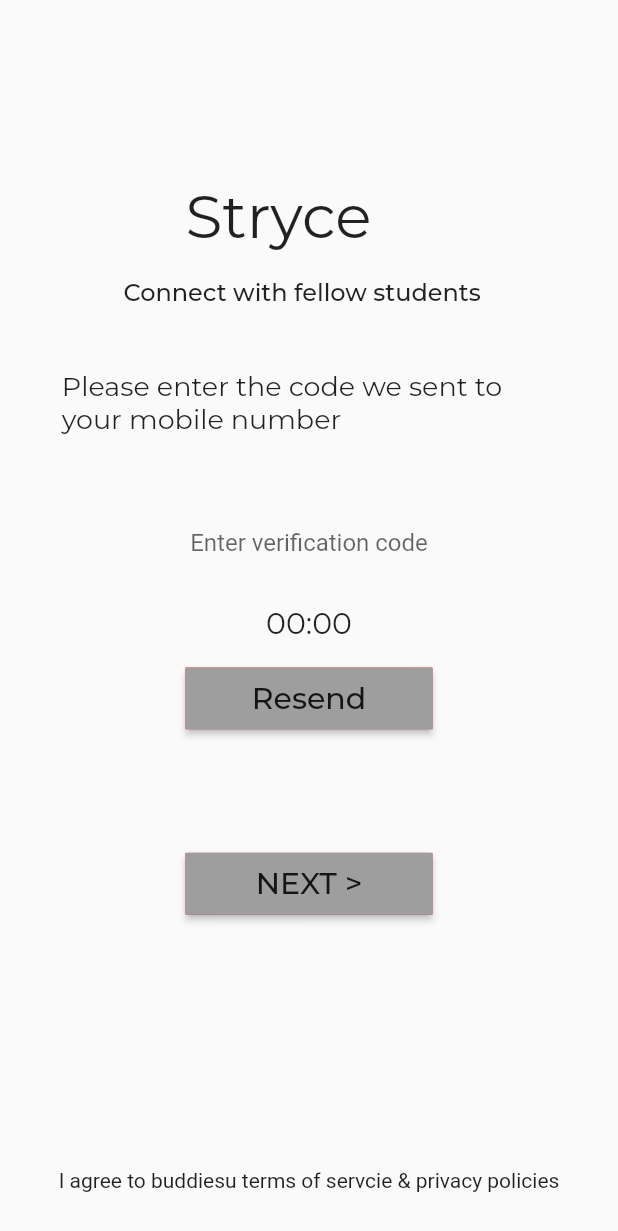
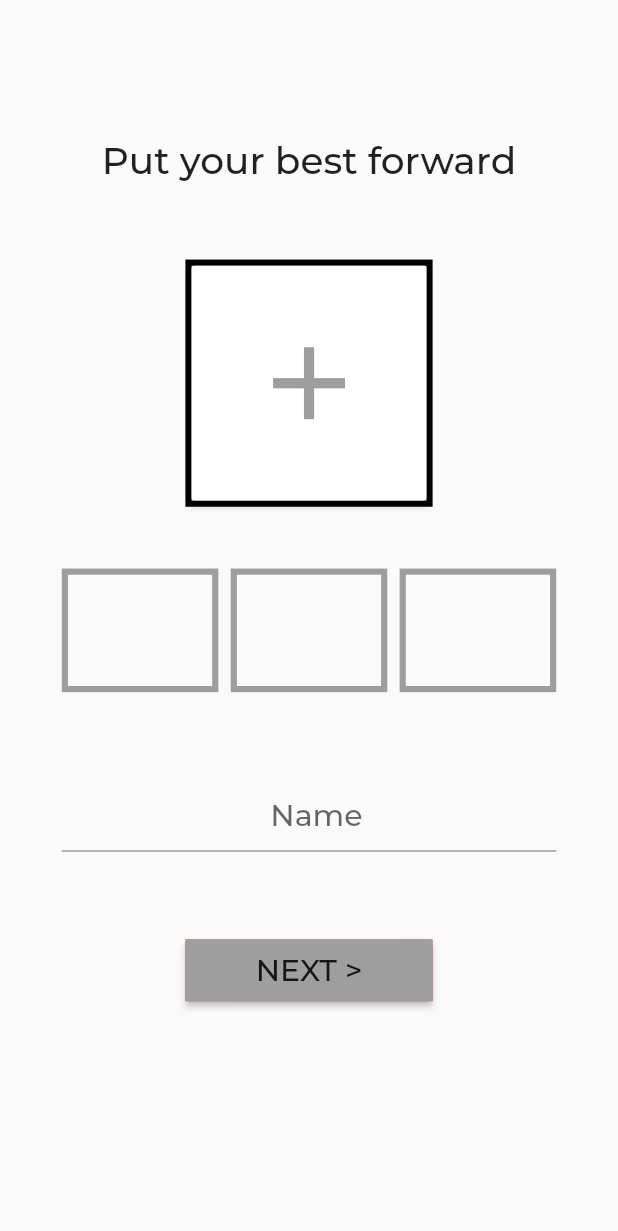
Before and after one commit to dulajdanu/stryce, a Flutter app: the AddVerificationCode screen opened directly, after a tap on "NEXT >", on a phone screen of 412 x 824 dp. Shown: the top 1231 px of the screen. Run offline on Flutter 3.47's test engine with Material 2 defaults, Android fonts, the phone set to English and light mode, and no system bars; drawn by our look-alikes of auto_size_text; our stand-ins replace flutter_custom_clippers, google_fonts.

Commit message:
put your image page added

```diff
--- a/lib/views/AddVerificationCode.dart
+++ b/lib/views/AddVerificationCode.dart
@@ -1,6 +1,7 @@
 import 'package:auto_size_text/auto_size_text.dart';
 import 'package:flutter/material.dart';
 import 'package:google_fonts/google_fonts.dart';
+import 'package:stryce/views/PutImage.dart';
 
 import '../sizeConfig.dart';
 
@@ -170,7 +171,12 @@ class _AddVerificationCodeState extends State<AddVerificationCode> {
                 child: ButtonTheme(
                   child: RaisedButton(
                     color: Colors.grey,
-                    onPressed: () {},
+                    onPressed: () {
+                      Navigator.push(
+                          context,
+                          MaterialPageRoute(
+                              builder: (context) => PutYouBest()));
+                    },
                     child: AutoSizeText(
                       "NEXT >",
                       style: GoogleFonts.montserrat(
--- /dev/null
+++ b/lib/views/PutImage.dart
@@ -0,0 +1,168 @@
+import 'package:auto_size_text/auto_size_text.dart';
+import 'package:flutter/material.dart';
+import 'package:google_fonts/google_fonts.dart';
+
+import '../sizeConfig.dart';
+
+class PutYouBest extends StatefulWidget {
+  PutYouBest({Key key}) : super(key: key);
+
+  @override
+  _PutYouBestState createState() => _PutYouBestState();
+}
+
+class _PutYouBestState extends State<PutYouBest> {
+  @override
+  Widget build(BuildContext context) {
+    SizeConfig().init(context);
+
+    double margin = SizeConfig.safeBlockHorizontal * 10;
+    double blockHeight = SizeConfig.safeBlockVertical;
+    double blockWidth = SizeConfig.safeBlockHorizontal;
+    return SafeArea(
+        child: Scaffold(
+      body: SingleChildScrollView(
+        child: Column(
+          children: <Widget>[
+            Container(
+              // color: Colors.redAccent,
+              height: blockHeight * 10,
+            ),
+            Container(
+              // color: Colors.greenAccent,
+              height: blockHeight * 6,
+              margin: EdgeInsets.symmetric(horizontal: margin),
+              alignment: Alignment.center,
+              child: AutoSizeText(
+                "Put your best forward",
+                style: GoogleFonts.montserrat(
+                    fontSize: 25, fontWeight: FontWeight.w500),
+                minFontSize: 16,
+              ),
+            ),
+            Container(
+              // color: Colors.redAccent,
+              height: blockHeight * 5,
+            ),
+            Container(
+              decoration: BoxDecoration(
+                  border: Border.all(color: Colors.black, width: blockWidth)),
+              height: blockHeight * 20,
+              width: blockHeight * 20,
+              margin: EdgeInsets.symmetric(horizontal: margin),
+              alignment: Alignment.center,
+              child: SizedBox.expand(
+                child: ButtonTheme(
+                  child: RaisedButton(
+                    color: Colors.white,
+                    onPressed: () {},
+                    child: Icon(
+                      Icons.add,
+                      size: blockHeight * 10,
+                      color: Colors.grey,
+                    ),
+                  ),
+                ),
+              ),
+            ),
+            Container(
+              height: blockHeight * 5,
+              // color: Colors.greenAccent,
+            ),
+            Container(
+              height: blockHeight * 10,
+              // color: Colors.redAccent,
+              margin: EdgeInsets.symmetric(horizontal: margin),
+              alignment: Alignment.topLeft,
+              child: Row(
+                children: <Widget>[
+                  Expanded(
+                      child: Container(
+                    // color: Colors.yellow,
+                    decoration: BoxDecoration(
+                        border:
+                            Border.all(color: Colors.grey, width: blockWidth)),
+                  )),
+                  SizedBox(
+                    width: blockWidth * 2,
+                  ),
+                  Expanded(
+                      child: Container(
+                    // color: Colors.blueGrey,
+                    decoration: BoxDecoration(
+                        border:
+                            Border.all(color: Colors.grey, width: blockWidth)),
+                  )),
+                  SizedBox(
+                    width: blockWidth * 2,
+                  ),
+                  Expanded(
+                      child: Container(
+                    // color: Colors.greenAccent,
+                    decoration: BoxDecoration(
+                        border:
+                            Border.all(color: Colors.grey, width: blockWidth)),
+                  ))
+                ],
+              ),
+            ),
+            Container(
+              // color: Colors.redAccent,
+              height: blockHeight * 5,
+            ),
+            Container(
+              margin: EdgeInsets.symmetric(horizontal: margin),
+              // color: Colors.greenAccent,
+              height: blockHeight * 10,
+              alignment: Alignment.center,
+              child: TextField(
+                textAlign: TextAlign.center,
+                decoration: InputDecoration(
+                    // enabledBorder: UnderlineInputBorder(
+                    //   borderSide: BorderSide(color: Colors.red, width: 5.0),
+                    // ),
+                    focusedBorder: UnderlineInputBorder(
+                      borderSide: BorderSide(color: Colors.grey, width: 3),
+                    ),
+                    hintText: "Name",
+                    hintStyle: GoogleFonts.montserrat(
+                        fontSize: 20, fontWeight: FontWeight.w500),
+                    // border: UnderlineInputBorder(),
+                    contentPadding: EdgeInsets.only(left: 10)),
+              ),
+            ),
+            Container(
+              // color: Colors.redAccent,
+              height: blockHeight * 5,
+            ),
+            Container(
+              color: Colors.redAccent,
+              height: blockHeight * 5,
+              width: blockWidth * 40,
+              alignment: Alignment.center,
+              child: SizedBox.expand(
+                child: ButtonTheme(
+                  child: RaisedButton(
+                    color: Colors.grey,
+                    onPressed: () {
+                      Navigator.push(
+                          context,
+                          MaterialPageRoute(
+                              builder: (context) => PutYouBest()));
+                    },
+                    child: AutoSizeText(
+                      "NEXT >",
+                      style: GoogleFonts.montserrat(
+                          fontSize: 20, fontWeight: FontWeight.w500),
+                      minFontSize: 15,
+                    ),
+                  ),
+                ),
+              ),
+            ),
+          ],
+        ),
+      ),
+    ));
+  }
+}
```
